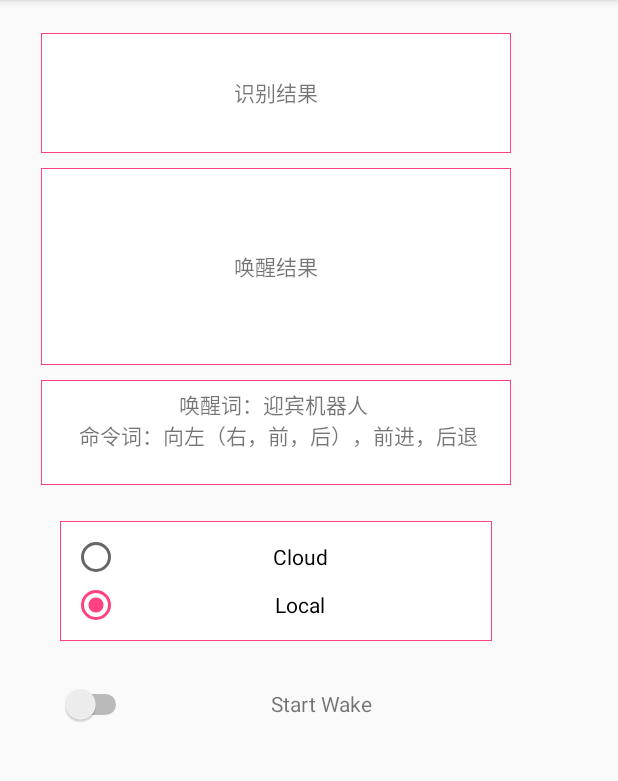
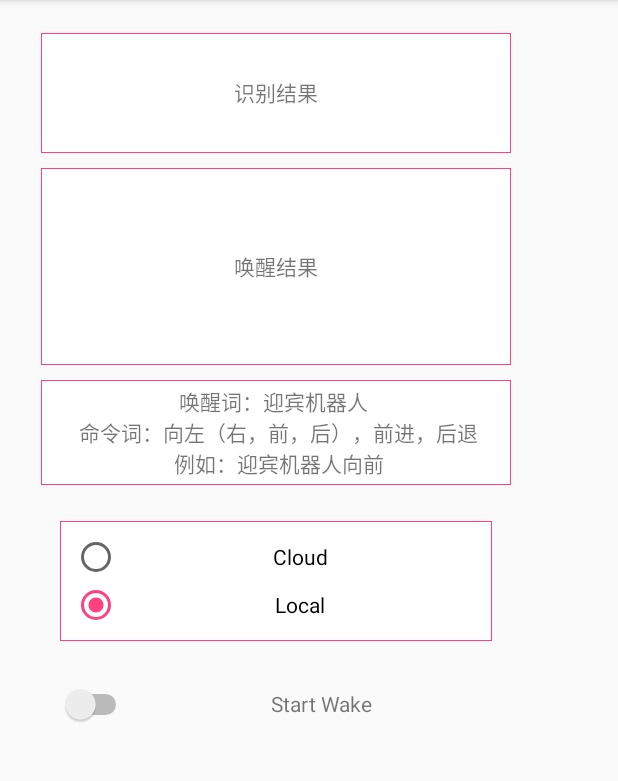
Before and after one commit to darui18/XunFei, an Android app: the WakeActivity screen opened directly, with no data from a screen before it, on a phone screen of 412 x 824 dp, the part 84-865 px from its top. Run offline under Robolectric (Android 15) with nearby library versions, the phone set to English and light mode, and no system bars; 7 statements that could not run were skipped.

```diff
--- a/app/src/main/res/layout/activity_wake.xml
+++ b/app/src/main/res/layout/activity_wake.xml
@@ -115,7 +115,7 @@
             android:background="@drawable/liner"
             android:gravity="center"
             android:scrollbars="vertical"
-            android:text="唤醒词：迎宾机器人 \n 命令词：向左（右，前，后），前进，后退\n" />
+            android:text="唤醒词：迎宾机器人 \n 命令词：向左（右，前，后），前进，后退\n 例如：迎宾机器人向前" />
 
     </RelativeLayout>
 </android.support.constraint.ConstraintLayout>
```
